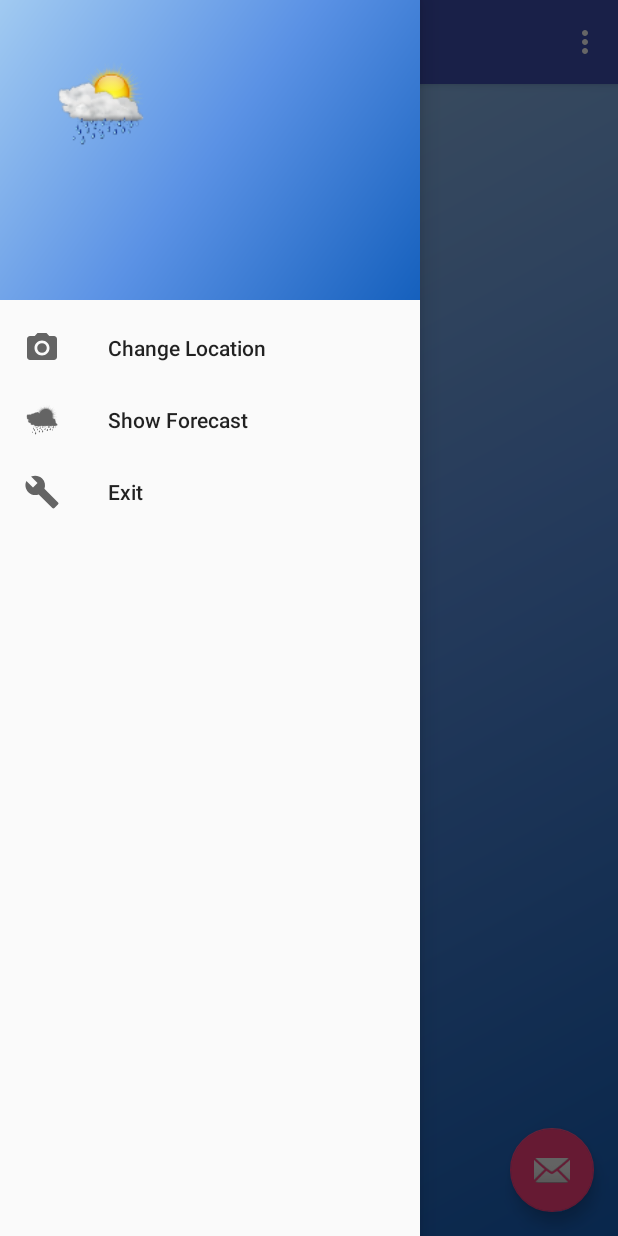
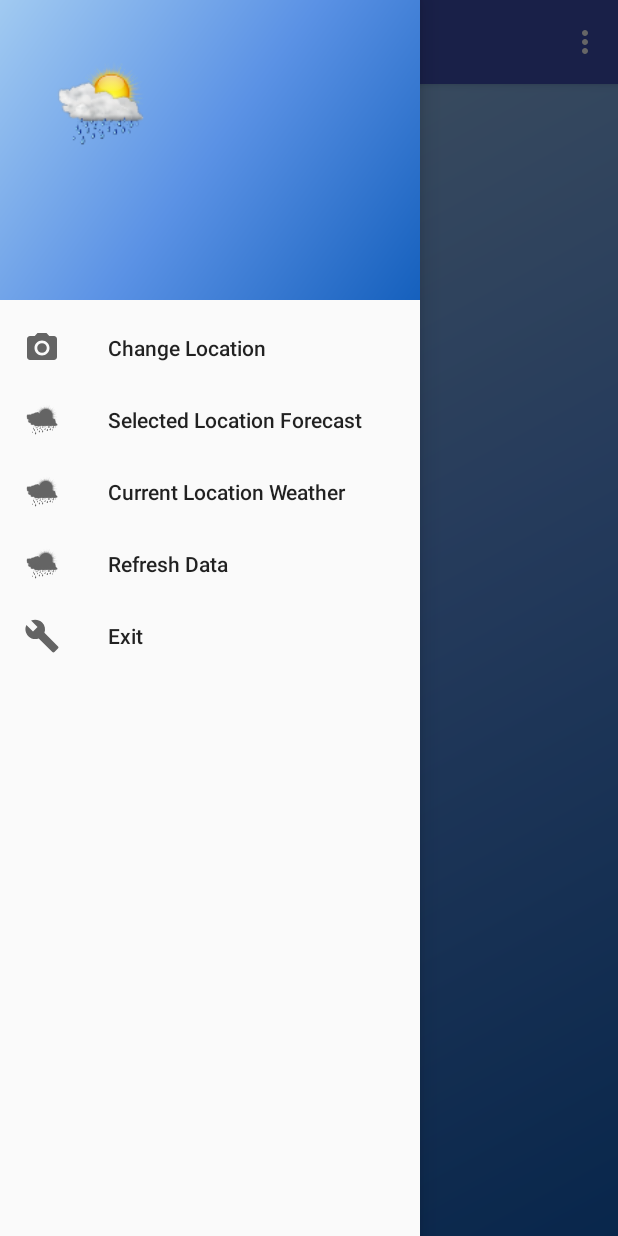
Before and after one commit to rabatics/WeatherView, an Android app: the NavDrawer screen opened directly, with no data from a screen before it, with the side drawer open, on a phone screen of 412 x 824 dp. Run offline under Robolectric (Android 15) with nearby library versions, the phone set to English and light mode, and no system bars; 2 statements that could not run were skipped.

Commit message:
current conditions fix

```diff
--- /dev/null
+++ b/app/src/main/java/weather/rajesh/com/weather/GetCurWeath.java
@@ -0,0 +1,155 @@
+package weather.rajesh.com.weather;
+
+import android.app.ProgressDialog;
+import android.content.Context;
+import android.os.AsyncTask;
+import android.util.Log;
+
+import org.json.JSONException;
+import org.json.JSONObject;
+
+import java.io.BufferedInputStream;
+import java.io.BufferedReader;
+import java.io.InputStream;
+import java.io.InputStreamReader;
+import java.net.HttpURLConnection;
+import java.net.MalformedURLException;
+import java.net.URL;
+
+/**
+ * Created by rajesh on 8/16/2016.
+ */
+public class GetCurWeath extends AsyncTask<String,Void,String> {
+    private static String TAG = "myApp";
+    private ProgressDialog progressDialog;
+    private Context mContext;
+    private String state;
+    private String city;
+    // private Semaphore s=new Semaphore(0);
+
+    GetCurWeath(Context context, String state,String city){
+
+        this.mContext = context;
+        this.state=state;
+        this.city=city;
+    }
+
+    @Override
+
+    protected String doInBackground(String... params) {
+
+        String result = "";
+
+        try {
+            // Calendar rightnow= Calendar.getInstance();
+
+            URL url = new URL("http://api.wunderground.com/api/139e9eb507009804/conditions/q/"+this.state+"/"+this.city+".json");
+
+            HttpURLConnection urlConnection = (HttpURLConnection) url.openConnection();
+            Log.v("Error check", "cf1 " + this.city + "," + this.state);
+            InputStream responseStream = urlConnection.getInputStream();
+            if(responseStream!=null) {
+                InputStream in = new BufferedInputStream(responseStream);
+
+                StringBuffer sb = new StringBuffer();
+
+                BufferedReader br = new BufferedReader(new InputStreamReader(in));
+                Log.v("Error check","cf2");
+                String read;
+
+                while ((read = br.readLine()) != null) {
+
+                    sb.append(read);
+
+                }
+
+                br.close();
+
+                result = sb.toString();
+            }
+
+        }catch (MalformedURLException e) {
+            // Replace this with your exception handling
+       /*     e.printStackTrace();
+            progressDialog.setMessage("Could not connect to server");
+            progressDialog.cancel();*/
+
+        } catch (Exception e) {
+
+            Log.d(TAG, "Error: " + e.toString());
+         /*   progressDialog.setMessage("Could not connect to server");
+            progressDialog.cancel();*/
+
+
+        }
+
+        return result;
+
+    }
+
+
+
+    @Override
+    protected void onPreExecute() {
+       /* try {
+            s.acquire();
+        }catch(InterruptedException e){
+
+        }*/
+        progressDialog = new ProgressDialog(
+                mContext);
+        progressDialog.setMessage("Getting Current Weather......");
+        progressDialog.setCancelable(false);
+        progressDialog.show();
+
+    }
+
+    protected void onPostExecute(String data){
+        JSONObject o = new JSONObject();
+        progressDialog.cancel();
+        Log.v("Error check", "cf3");
+
+        try {
+            if(!data.contentEquals("")) {
+                o = new JSONObject(data);
+                //  JSONObject err=o.getJSONObject("response").getJSONObject("error");
+
+                JSONObject f = o.optJSONObject("current_observation");
+
+
+                ((NavDrawer) this.mContext).addLocation(this.city+","+this.state,f);
+                ((NavDrawer) this.mContext).setCurrentWeather(f);
+                Log.v("Error check", "cf4");
+
+
+            }
+            else{
+                o = new JSONObject();
+                o.put("current_observation", new JSONObject());
+                Log.v("Error check", "cf5");
+                //   ((LoginActivity) this.mContext).setStatus(o.getInt("status"));
+                //   ((LoginActivity)this.mContext).goAhead();
+            }
+        }
+        catch(JSONException e){
+            Log.v(TAG, "Error = "+e.toString());
+
+            try {
+
+                o.put("current_observation",new JSONObject());
+                Log.v("Error check", "cf6");
+                //  ((LoginActivity) this.mContext).setStatus(o.getInt("status"));
+                //   ((LoginActivity)this.mContext).goAhead();
+
+
+            }catch(JSONException e1){
+                Log.v(TAG, "Error = ");
+            }
+        }
+        Log.v(TAG, "data = " + data);
+
+//s.release();
+    }
+
+
+}
--- a/app/src/main/java/weather/rajesh/com/weather/NavDrawer.java
+++ b/app/src/main/java/weather/rajesh/com/weather/NavDrawer.java
@@ -2,6 +2,8 @@ package weather.rajesh.com.weather;
 
 import android.content.Context;
 import android.content.SharedPreferences;
+import android.location.Location;
+import android.location.LocationManager;
 import android.net.ConnectivityManager;
 import android.net.NetworkInfo;
 import android.os.Bundle;
@@ -47,8 +49,20 @@ public class NavDrawer extends AppCompatActivity
     private String city;
         TextView navcity;
         TextView navstate;
+        String curSt;
+        String curCt;
+        JSONObject current;
         private SharedPreferences preferences;
         private SharedPreferences.Editor editor;
+
+        public void setCurrentWeather(JSONObject o){
+                current=o;
+        }
+
+        public JSONObject getCurrentWeather(){
+                return current;
+        }
+
 
         public HashMap<String, JSONObject> getLocations() {
                 return locations;
@@ -519,7 +533,7 @@ public class NavDrawer extends AppCompatActivity
     private int mode_cf=0;
 
 
-        public void saveMapToPref(){
+     /*   public void saveMapToPref(){
                 Gson gson = new Gson();
                 MapWrapper wrapper = new MapWrapper();
                  wrapper.setMyMap(getLocations());
@@ -541,7 +555,7 @@ public class NavDrawer extends AppCompatActivity
                 MapWrapper wrapper = gson.fromJson(wrapperStr, MapWrapper.class);
                 map = wrapper.getMyMap();
                 return map;
-        }
+        }*/
 
     @Override
     protected void onCreate(Bundle savedInstanceState) {
@@ -556,8 +570,8 @@ public class NavDrawer extends AppCompatActivity
 
         state=extras.getString("state");
         city=extras.getString("city");
-        navstate.setText(state);
-            navcity.setText(city);
+     //   navstate.setText(state);
+        //    navcity.setText(city);
 
        /* FloatingActionButton fab = (FloatingActionButton) findViewById(R.id.fab);
         fab.setOnClickListener(new View.OnClickListener() {
@@ -580,16 +594,19 @@ public class NavDrawer extends AppCompatActivity
 
         NavigationView navigationView = (NavigationView) findViewById(R.id.nav_view);
         navigationView.setNavigationItemSelectedListener(this);
-            setLocations(getMapFromPref());
+            preferences=PreferenceManager.getDefaultSharedPreferences(getApplicationContext());
+           // preferences = PreferenceManager.getDefaultSharedPreferences(getApplicationContext());
+
+          //  setLocations(getMapFromPref());
+            curSt=preferences.getString("curSt","");
+            curCt=preferences.getString("curCt","");
             String key=  city+","+state;
-           if( locations.containsKey(key)){
-                   setWeather(locations.get(key));
-           }
-            else {
+           GetCurWeath c=new GetCurWeath(this,curSt,curCt);
+            c.execute();
                    GetWeather g = new GetWeather(this, state, city);
                    g.execute();
                    Log.v("data.length", ":" + new String(getResources().getString(R.string.data)));
-           }
+
         try {
            JSONObject data = new JSONObject(datas);
          /*   setWeather(data);
@@ -600,8 +617,9 @@ public class NavDrawer extends AppCompatActivity
                // wrapper.setMyMap(HtKpi);
                 String serializedMap = gson.toJson(wrapper);*/
             FragmentManager fm = getSupportFragmentManager();
-            Fragment fr = new FragmentWeather();
-            fm.beginTransaction().replace(R.id.content, fr).commit();
+         //  Fragment fr = new FragmentCur();
+            Fragment frs=new FragmentWeather();
+            fm.beginTransaction().replace(R.id.content, frs).commit();
         }catch(JSONException e){
 Log.v("error",e.toString());
         }
@@ -664,6 +682,17 @@ Log.v("error",e.toString());
         if (id == R.id.change_city) {
             // Handle the camera action
         }
+       /* else if(id==R.id.curlocweath){
+                FragmentManager fm = getSupportFragmentManager();
+                Fragment fr = new FragmentCur();
+                fm.beginTransaction().replace(R.id.content, fr).commit();
+        }*/
+        else if(id==R.id.curlocweath){
+
+                FragmentManager fm = getSupportFragmentManager();
+                Fragment fr = new FragmentCur();
+                fm.beginTransaction().replace(R.id.content, fr).commit();
+        }
         else if (id == R.id.forecast) {
                 FragmentManager fm = getSupportFragmentManager();
                 Fragment fr = new FragmentWeather();
--- a/app/src/main/res/layout/app_bar_nav_drawer.xml
+++ b/app/src/main/res/layout/app_bar_nav_drawer.xml
@@ -23,12 +23,12 @@
 
     <include layout="@layout/content_nav_drawer" />
 
-    <android.support.design.widget.FloatingActionButton
+   <!-- <android.support.design.widget.FloatingActionButton
         android:id="@+id/fab"
         android:layout_width="wrap_content"
         android:layout_height="wrap_content"
         android:layout_gravity="bottom|end"
         android:layout_margin="@dimen/fab_margin"
         android:src="@android:drawable/ic_dialog_email" />
-
+-->
 </android.support.design.widget.CoordinatorLayout>
--- a/app/src/main/res/menu/activity_nav_drawer_drawer.xml
+++ b/app/src/main/res/menu/activity_nav_drawer_drawer.xml
@@ -9,7 +9,16 @@
         <item
             android:id="@+id/forecast"
             android:icon="@mipmap/weather"
-            android:title="Show Forecast" />
+            android:title="Selected Location Forecast" />
+        <item
+            android:id="@+id/curlocweath"
+            android:icon="@mipmap/weather"
+            android:title="Current Location Weather" />
+
+        <item
+            android:id="@+id/refresh"
+            android:icon="@mipmap/weather"
+            android:title="Refresh Data" />
 
         <item
             android:id="@+id/exit"
--- a/app/src/main/res/values/strings.xml
+++ b/app/src/main/res/values/strings.xml
@@ -338,7 +338,7 @@
     </string-array>
 
     <string-array name="NY">
-        <item>New_York_City</item>
+        <item>New_York</item>
         <item>Albany</item>
         <item>Syracuse</item>
         <item>Buffalo</item>
```
Also changed, not shown: app/src/main/java/weather/rajesh/com/weather/AddLocActivity.java (+30 -9 lines), app/src/main/java/weather/rajesh/com/weather/FragmentCur.java (added, +119 -0 lines), app/src/main/res/layout/fragment_current.xml (added, +44 -0 lines).
